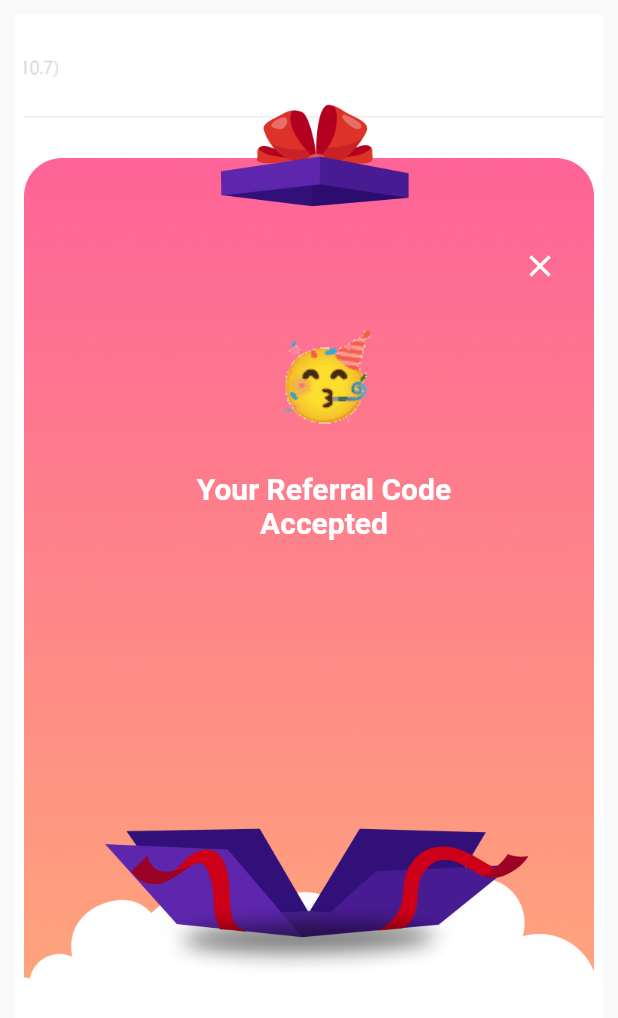
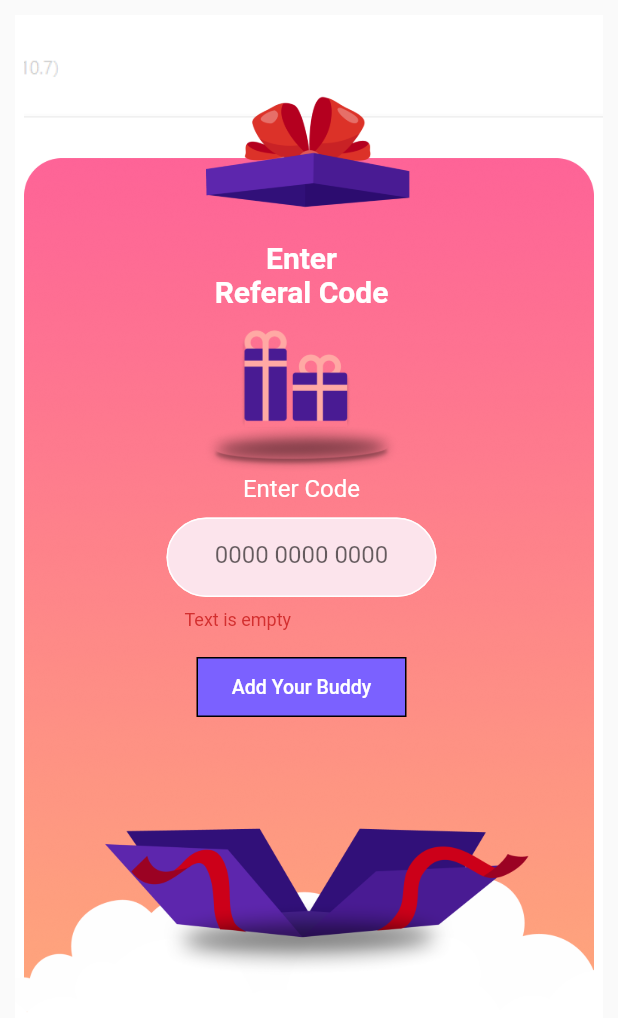
Before and after one commit to surajdandwani/giftanimation, a Flutter app: the Homepage screen opened by its route, after a tap on "Add Your Buddy", on a phone screen of 412 x 824 dp. Shown: the top 1018 px of the screen. Run offline on Flutter 3.47's test engine with Material 2 defaults, Android fonts, the phone set to English and light mode, and no system bars.

Commit message:
flutter animation added to screens

```diff
--- a/lib/home_screen.dart
+++ b/lib/home_screen.dart
@@ -7,12 +7,17 @@ class Homepage extends StatefulWidget {
   State<Homepage> createState() => _HomepageState();
 }
 
-class _HomepageState extends State<Homepage> {
+class _HomepageState extends State<Homepage>  {
   bool addYourBuddy=false;
   bool referralAccepted=false;
+  bool setHeight=false;
+  final enterCode = TextEditingController();
+  final _formKey = GlobalKey<FormState>();
+  late String enterCodeValue;
+
   @override
   Widget build(BuildContext context) {
-    return Scaffold(
+    return WillPopScope(onWillPop: _onWillPop, child: Scaffold(
       resizeToAvoidBottomInset: false,
       body: Container(
         padding:const EdgeInsets.all(10),
@@ -30,6 +35,10 @@ class _HomepageState extends State<Homepage> {
             referralAccepted==true?
             Positioned(
                 top: 30,
+                child:AnimatedSize(
+                    clipBehavior: Clip.hardEdge,
+                    duration: const Duration(milliseconds: 1000),
+                    curve: Curves.easeInOut,
                   child: Column(
                     children: [
                       Container(
@@ -67,7 +76,7 @@ class _HomepageState extends State<Homepage> {
                             )
                         ),
                       ),
-                  Image(image: AssetImage('assets/images/party-emoji.gif'),height: 125,width: 180,),
+                      const Image(image: AssetImage('assets/images/party-emoji.gif'),height: 125,width: 180,),
                       const Text('Your Referral Code \nAccepted',textAlign: TextAlign.center,style: TextStyle(
                         fontSize: 20,
                         fontWeight: FontWeight.bold,
@@ -75,7 +84,7 @@ class _HomepageState extends State<Homepage> {
                       ),),
                     ],
 
-              )
+                  )),
             ):
             Positioned(
               top: 30,
@@ -105,13 +114,23 @@ class _HomepageState extends State<Homepage> {
                       const SizedBox(
                         height: 10,
                       ),
-                      SizedBox(
-                          height: 50,
-                          width: 160,
-                          child: TextField (
+                      Form(
+                          key: _formKey,
+                          child: SizedBox(
+                              width: 180,
+                              height:setHeight?75:60,
+                              child: TextFormField (
+                                validator: (text) {
+                                  if (enterCodeValue.isEmpty) {
+                                    return 'Text is empty';
+                                  }
+                                  return null;
+                                },
+                                controller: enterCode,
                                 style: const TextStyle(fontSize: 16.0 ,color: Colors.black),
                                 textAlign: TextAlign.center,
                                 textAlignVertical: TextAlignVertical.center,
+                                keyboardType: TextInputType.number,
                                 decoration: InputDecoration(
                                   border: InputBorder.none,
                                   hintText: '0000 0000 0000',
@@ -124,18 +143,37 @@ class _HomepageState extends State<Homepage> {
                                       borderRadius: BorderRadius.circular(50.0)),
                                   focusedBorder: OutlineInputBorder( borderSide:
                                   const BorderSide(width: 1, color: Colors.white), //<-- SEE HERE
-                                    borderRadius: BorderRadius.circular(50.0))
+                                      borderRadius: BorderRadius.circular(50.0)),
+                                  errorBorder:OutlineInputBorder(
+                                      borderSide:
+                                      const BorderSide(width: 1, color: Colors.white), //<-- SEE HERE
+                                      borderRadius: BorderRadius.circular(50.0)),
+                                  focusedErrorBorder: OutlineInputBorder( borderSide:
+                                  const BorderSide(width: 1, color: Colors.white), //<-- SEE HERE
+                                      borderRadius: BorderRadius.circular(50.0)),
                                 ),
-                          )),
+                              ))),
                       const SizedBox(
                         height: 10,
                       ),
                       TextButton(
                         onPressed: () {
+                          enterCodeValue = enterCode.text ;
+                          // Checking all TextFields.
+                          if (_formKey.currentState!.validate())
+                          {
+                            // Put your code here which you want to execute when Text Field is Empty.
                             setState(() {
                               addYourBuddy=true;
+                              setHeight=true;
                             });
                             addYourBuddyFunc();
+                          }
+                          else{
+                            setState(() {
+                              setHeight=true;
+                            });
+                          }
                         },
                         child: Container(
                             height:40,
@@ -161,7 +199,7 @@ class _HomepageState extends State<Homepage> {
           ],
         ),
       ),
-    );
+    ));
   }
   addYourBuddyFunc(){
     if(addYourBuddy==true){
@@ -175,4 +213,24 @@ class _HomepageState extends State<Homepage> {
       });
     }
   }
+  Future<bool> _onWillPop() async {
+    return (await showDialog(
+      context: context,
+      builder: (context) => AlertDialog(
+        title: const Text('Are you sure?'),
+        content:  const Text('Do you want to go back to initial page'),
+        actions: <Widget>[
+          TextButton(
+            onPressed: () => Navigator.of(context).pop(false), //<-- SEE HERE
+            child: const Text('No'),
+          ),
+          TextButton(
+            onPressed: () => Navigator.pushNamed(context, '/'), // <-- SEE HERE
+            child: const Text('Yes'),
+          ),
+        ],
+      ),
+    )) ??
+        false;
   }
+}
```
Also changed, not shown: lib/signup_screen.dart (+21 -6 lines). Lines whose indentation alone changed are shown as unchanged.
